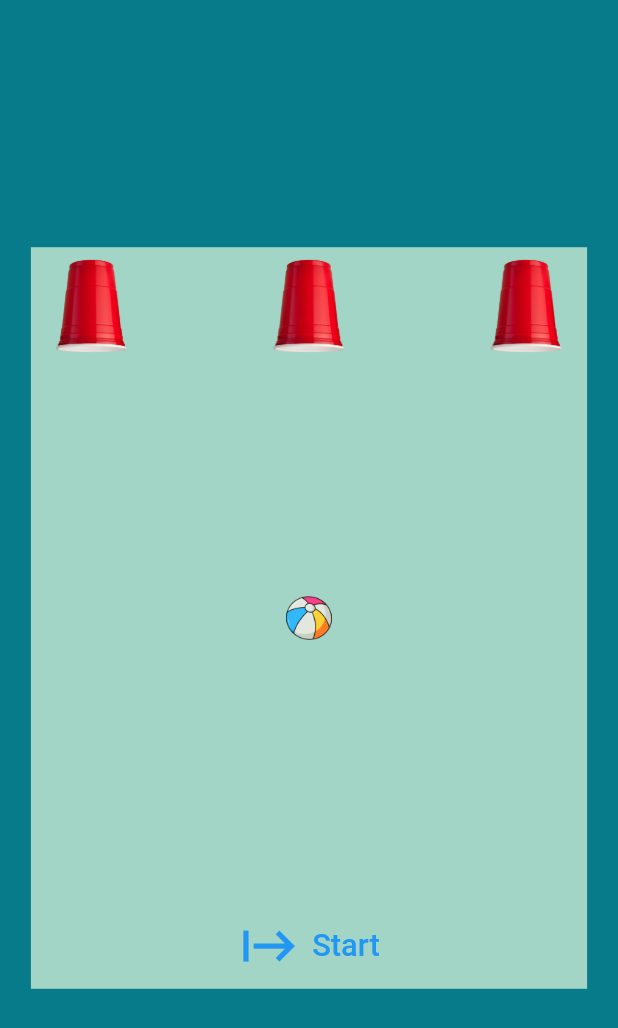
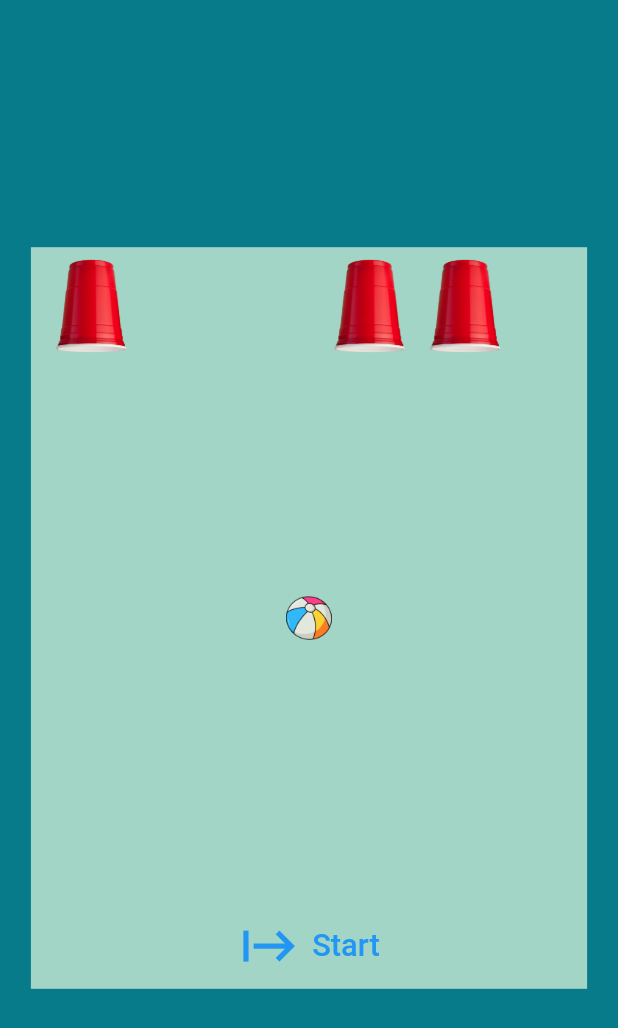
Before and after one commit to stevelpak/shuffle_game, a Flutter app: the screen it shows after launch, after a tap on "Start", on a phone screen of 412 x 824 dp. Shown: the top 1028 px of the screen. Run offline on Flutter 3.47's test engine with Material 2 defaults, Android fonts, the phone set to English and light mode, and no system bars.

Commit message:
Updated Shuffle App

```diff
--- a/lib/home.dart
+++ b/lib/home.dart
@@ -14,8 +14,9 @@ class _MyHomePageState extends State<MyHomePage> {
   Alignment firstAlign = Alignment.topLeft;
   Alignment secondAlign = Alignment.topCenter;
   Alignment thirdAlign = Alignment.topRight;
+  late Alignment tempAlign;
 
-  int states = 10 + Random.secure().nextInt(10);
+  int states = 20 + Random.secure().nextInt(10);
 
   List changes = [12, 23, 13];
 
@@ -25,8 +26,7 @@ class _MyHomePageState extends State<MyHomePage> {
     thirdAlign = Alignment.centerRight;
   }
 
-  void animate(int value) {
-    Alignment tempAlign;
+  Future animate(int value) async {
     setState(() {
       if (value == 12) {
         tempAlign = firstAlign;
@@ -42,6 +42,8 @@ class _MyHomePageState extends State<MyHomePage> {
         thirdAlign = tempAlign;
       }
     });
+
+    await Future.delayed(const Duration(seconds: 1));
   }
 
   @override
@@ -75,9 +77,9 @@ class _MyHomePageState extends State<MyHomePage> {
                   Align(
                     alignment: Alignment.bottomCenter,
                     child: TextButton.icon(
-                      onPressed: () {
+                      onPressed: () async {
                         for (var i = 0; i < states; i++) {
-                          animate(changes[Random.secure().nextInt(3)]);
+                          await animate(changes[Random.secure().nextInt(3)]);
                         }
                       },
                       icon: Icon(Icons.start, size: sayz.width * 0.1),
```
